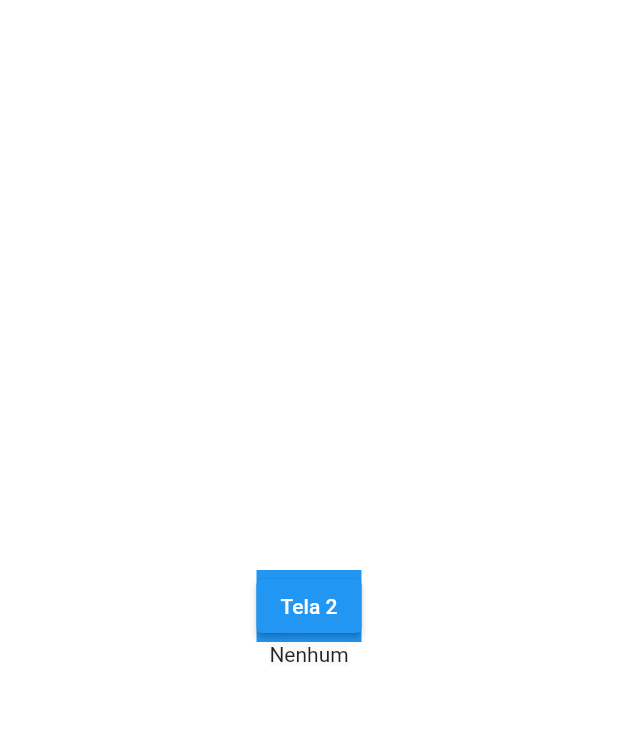
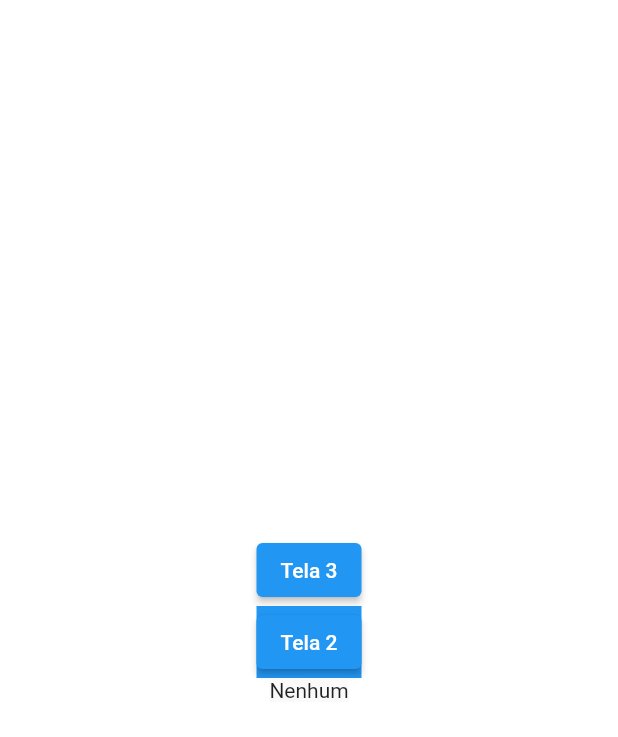
Before and after one commit to 3dsonneto/flutter-navegacao-cubos-academy, a Flutter app: the screen it shows after launch, on a phone screen of 412 x 824 dp. Shown: the top 737 px of the screen. Run offline on Flutter 3.47's test engine with Material 2 defaults, Android fonts, the phone set to English and light mode, and no system bars.

```diff
--- a/lib/home_screen.dart
+++ b/lib/home_screen.dart
@@ -15,6 +15,12 @@ class _HomeScreenState extends State<HomeScreen> {
     return Column(
       mainAxisAlignment: MainAxisAlignment.center,
       children: [
+        ElevatedButton(
+          onPressed: () {
+            Navigator.pushNamed(context, "third");
+          },
+          child: Text("Tela 3"),
+        ),
         Container(
           color: Colors.blue,
           child: ElevatedButton(
--- a/lib/main.dart
+++ b/lib/main.dart
@@ -1,4 +1,5 @@
 import 'package:flutter/material.dart';
+import 'package:navigation/third_screen.dart';
 
 import 'home_screen.dart';
 
@@ -12,6 +13,9 @@ class MyApp extends StatelessWidget {
   Widget build(BuildContext context) {
     return MaterialApp(
       home: HomeScreen(),
+      routes: {
+        "third": (context) => ThirdScreen(),
+      },
     );
   }
 }
```
Also changed, not shown: lib/third_screen.dart (added, +17 -0 lines).
